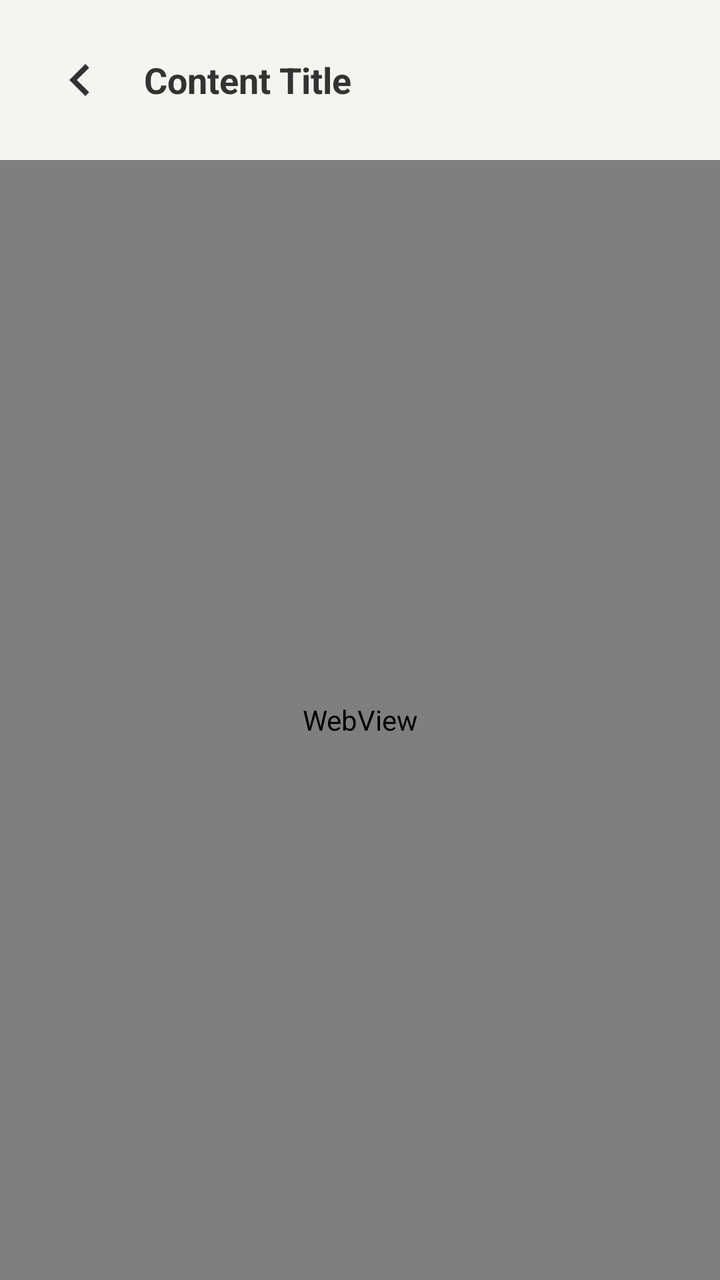
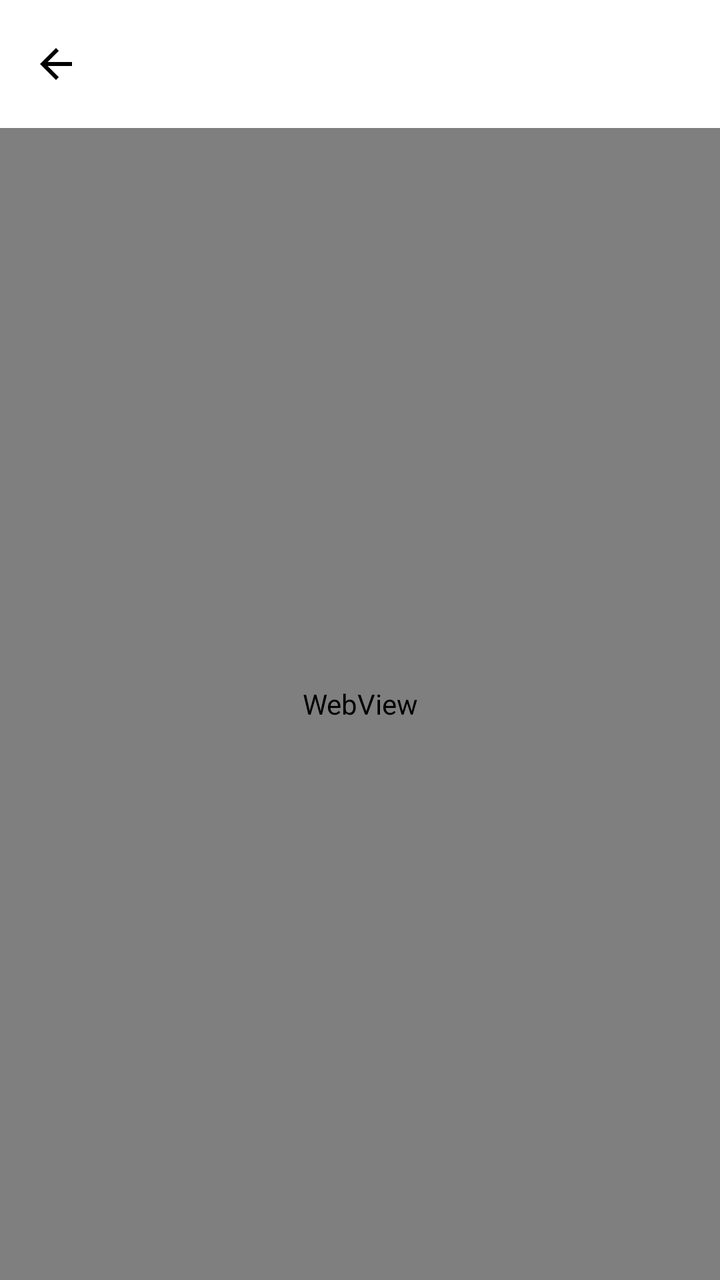

Before-and-after screenshots of an Android layout around one commit, followed by the original layout XML and the change that was made.
<!-- AndroidManifest.xml: application theme Theme.Newstart -->
<!-- res/layout/activity_full_content.xml -->
<?xml version="1.0" encoding="utf-8"?>
<androidx.constraintlayout.widget.ConstraintLayout xmlns:android="http://schemas.android.com/apk/res/android"
    xmlns:app="http://schemas.android.com/apk/res-auto"
    android:layout_width="match_parent"
    android:layout_height="match_parent"
    android:background="#FFFFFF">

    <RelativeLayout
        android:id="@+id/headerFull"
        android:layout_width="match_parent"
        android:layout_height="wrap_content"
        android:padding="16dp"
        android:background="#F5F5F0"
        app:layout_constraintTop_toTopOf="parent">

        <ImageView
            android:id="@+id/buttonBackFull"
            android:layout_width="48dp"
            android:layout_height="48dp"
            android:padding="8dp"
            android:background="?attr/selectableItemBackgroundBorderless"
            android:src="@drawable/ic_baseline_expand_less_24"
            android:rotation="-90"
            app:tint="#333333" />

        <TextView
            android:id="@+id/textViewFullTitle"
            android:layout_width="wrap_content"
            android:layout_height="wrap_content"
            android:layout_centerVertical="true"
            android:layout_marginStart="8dp"
            android:layout_toEndOf="@id/buttonBackFull"
            android:text="Content Title"
            android:textColor="#333333"
            android:textSize="18sp"
            android:textStyle="bold" />
    </RelativeLayout>

    <WebView
        android:id="@+id/webViewFullContent"
        android:layout_width="match_parent"
        android:layout_height="0dp"
        app:layout_constraintBottom_toBottomOf="parent"
        app:layout_constraintTop_toBottomOf="@id/headerFull" />

</androidx.constraintlayout.widget.ConstraintLayout>
<!-- resources referenced by this layout -->
<resources>
  <!-- drawable ic_baseline_expand_less_24 (drawable-v24) -->
  <vector xmlns:android="http://schemas.android.com/apk/res/android"
      android:width="24dp"
      android:height="24dp"
      android:viewportWidth="24"
      android:viewportHeight="24"
      android:tint="?attr/colorControlNormal">
    <path
        android:fillColor="@android:color/white"
        android:pathData="M12,8l-6,6 1.41,1.41L12,10.83l4.59,4.58L18,14z"/>
  </vector>
  <style name="Theme.Newstart" parent="Theme.MaterialComponents.DayNight.NoActionBar">
          
          <item name="colorPrimary">@color/accent_teal</item>
          <item name="colorPrimaryVariant">@color/dark_purple</item>
          <item name="colorOnPrimary">@color/dark_purple</item>
  
          
          <item name="android:windowBackground">@color/dark_purple</item>
          <item name="android:textColor">@color/text_high</item>
  
          
          <item name="colorSecondary">@color/accent_teal</item>
          <item name="colorOnSecondary">@color/dark_purple</item>
  
          
          <item name="android:statusBarColor" tools:targetApi="l">@color/dark_purple</item>
  
          
          <item name="colorControlNormal">@color/text_middle</item>
          <item name="colorControlActivated">@color/accent_teal</item>
      </style>
  <color name="accent_teal">#4DB6AC</color>
  <color name="dark_purple">#0F1424</color>
  <color name="text_high">#E0E6ED</color>
  <color name="text_middle">#8A96A8</color>
</resources>

<!-- the commit's change to res/layout/activity_full_content.xml (unified diff, before → after) -->
@@ -1,46 +1,32 @@
 <?xml version="1.0" encoding="utf-8"?>
-<androidx.constraintlayout.widget.ConstraintLayout xmlns:android="http://schemas.android.com/apk/res/android"
+<androidx.coordinatorlayout.widget.CoordinatorLayout xmlns:android="http://schemas.android.com/apk/res/android"
     xmlns:app="http://schemas.android.com/apk/res-auto"
+    xmlns:tools="http://schemas.android.com/tools"
     android:layout_width="match_parent"
     android:layout_height="match_parent"
-    android:background="#FFFFFF">
+    android:background="?android:attr/windowBackground"
+    tools:context=".activities.Activity_FullContent">
 
-    <RelativeLayout
-        android:id="@+id/headerFull"
+    <com.google.android.material.appbar.AppBarLayout
         android:layout_width="match_parent"
         android:layout_height="wrap_content"
-        android:padding="16dp"
-        android:background="#F5F5F0"
-        app:layout_constraintTop_toTopOf="parent">
+        android:background="@android:color/transparent"
+        app:elevation="0dp">
 
-        <ImageView
-            android:id="@+id/buttonBackFull"
-            android:layout_width="48dp"
-            android:layout_height="48dp"
-            android:padding="8dp"
-            android:background="?attr/selectableItemBackgroundBorderless"
-            android:src="@drawable/ic_baseline_expand_less_24"
-            android:rotation="-90"
-            app:tint="#333333" />
+        <com.google.android.material.appbar.MaterialToolbar
+            android:id="@+id/toolbarFull"
+            android:layout_width="match_parent"
+            android:layout_height="?attr/actionBarSize"
+            app:titleTextColor="?attr/colorOnSurface"
+            app:navigationIcon="@drawable/ic_baseline_arrow_back_24"
+            app:navigationIconTint="?attr/colorOnSurface" />
 
-        <TextView
-            android:id="@+id/textViewFullTitle"
-            android:layout_width="wrap_content"
-            android:layout_height="wrap_content"
-            android:layout_centerVertical="true"
-            android:layout_marginStart="8dp"
-            android:layout_toEndOf="@id/buttonBackFull"
-            android:text="Content Title"
-            android:textColor="#333333"
-            android:textSize="18sp"
-            android:textStyle="bold" />
-    </RelativeLayout>
+    </com.google.android.material.appbar.AppBarLayout>
 
     <WebView
         android:id="@+id/webViewFullContent"
         android:layout_width="match_parent"
-        android:layout_height="0dp"
-        app:layout_constraintBottom_toBottomOf="parent"
-        app:layout_constraintTop_toBottomOf="@id/headerFull" />
+        android:layout_height="match_parent"
+        app:layout_behavior="@string/appbar_scrolling_view_behavior" />
 
-</androidx.constraintlayout.widget.ConstraintLayout>
+</androidx.coordinatorlayout.widget.CoordinatorLayout>
<!-- resource entries referenced after the edit -->
@@ -1,6 +1,6 @@
 <!-- resources referenced by this layout -->
 <resources>
-  <!-- drawable ic_baseline_expand_less_24 (drawable-v24) -->
+  <!-- drawable ic_baseline_arrow_back_24 (drawable) -->
   <vector xmlns:android="http://schemas.android.com/apk/res/android"
       android:width="24dp"
       android:height="24dp"
@@ -9,32 +9,34 @@
       android:tint="?attr/colorControlNormal">
     <path
         android:fillColor="@android:color/white"
-        android:pathData="M12,8l-6,6 1.41,1.41L12,10.83l4.59,4.58L18,14z"/>
+        android:pathData="M20,11H7.83l5.59,-5.59L12,4l-8,8 8,8 1.41,-1.41L7.83,13H20v-2z"/>
   </vector>
-  <style name="Theme.Newstart" parent="Theme.MaterialComponents.DayNight.NoActionBar">
+  <style name="Theme.Newstart" parent="Theme.Material3.DayNight.NoActionBar">
           
-          <item name="colorPrimary">@color/accent_teal</item>
-          <item name="colorPrimaryVariant">@color/dark_purple</item>
-          <item name="colorOnPrimary">@color/dark_purple</item>
+          <item name="colorPrimary">@color/nutrition_primary</item>
+          <item name="colorOnPrimary">@color/white</item>
+          <item name="colorSecondary">@color/workout_primary</item>
+          <item name="colorOnSecondary">@color/white</item>
+          <item name="colorTertiary">@color/sun_primary</item>
+          <item name="colorOnTertiary">@color/white</item>
   
           
-          <item name="android:windowBackground">@color/dark_purple</item>
-          <item name="android:textColor">@color/text_high</item>
+          <item name="android:windowBackground">@color/white</item>
+          <item name="colorSurface">@color/white</item>
+          <item name="colorOnSurface">@color/black</item>
+          <item name="colorSurfaceVariant">@color/pro_max_card_bg</item>
+          <item name="colorOnSurfaceVariant">@color/text_middle</item>
   
           
-          <item name="colorSecondary">@color/accent_teal</item>
-          <item name="colorOnSecondary">@color/dark_purple</item>
-  
-          
-          <item name="android:statusBarColor" tools:targetApi="l">@color/dark_purple</item>
-  
-          
-          <item name="colorControlNormal">@color/text_middle</item>
-          <item name="colorControlActivated">@color/accent_teal</item>
+          <item name="android:statusBarColor">@android:color/transparent</item>
+          <item name="android:windowLightStatusBar">true</item>
       </style>
-  <color name="accent_teal">#4DB6AC</color>
-  <color name="dark_purple">#0F1424</color>
-  <color name="text_high">#E0E6ED</color>
+  <color name="nutrition_primary">#9C27B0</color>
+  <color name="white">#FFFFFF</color>
+  <color name="workout_primary">#1565C0</color>
+  <color name="sun_primary">#8BC34A</color>
+  <color name="black">#000000</color>
+  <color name="pro_max_card_bg">#F8F4F8</color>
   <color name="text_middle">#8A96A8</color>
 </resources>
 
